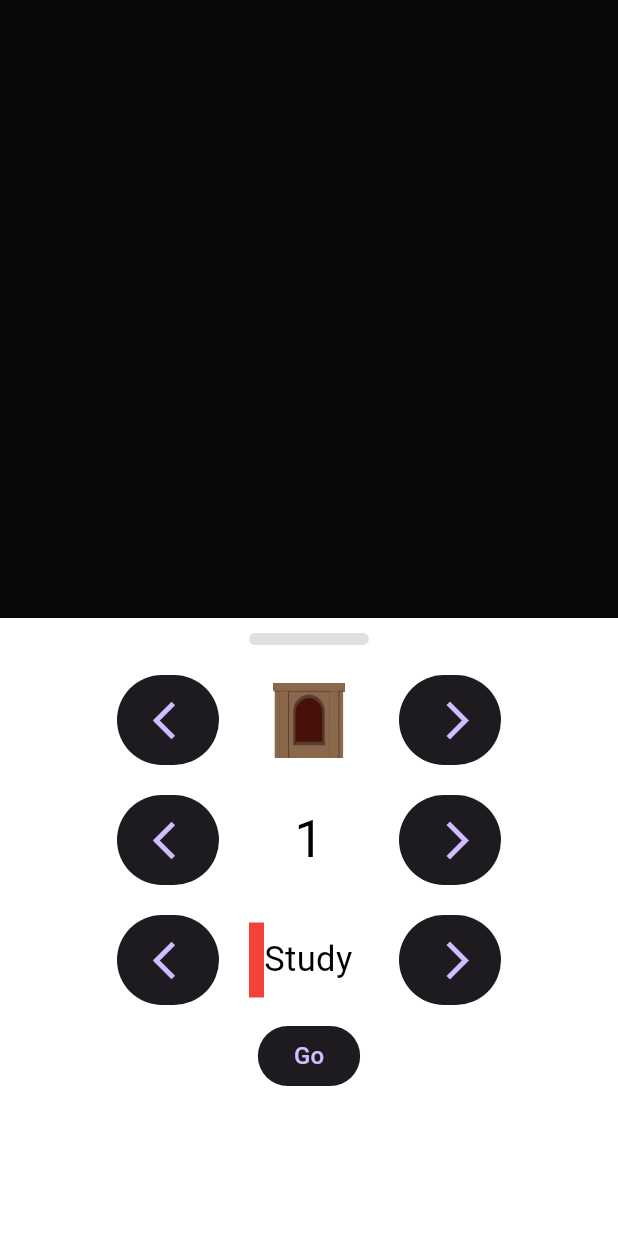
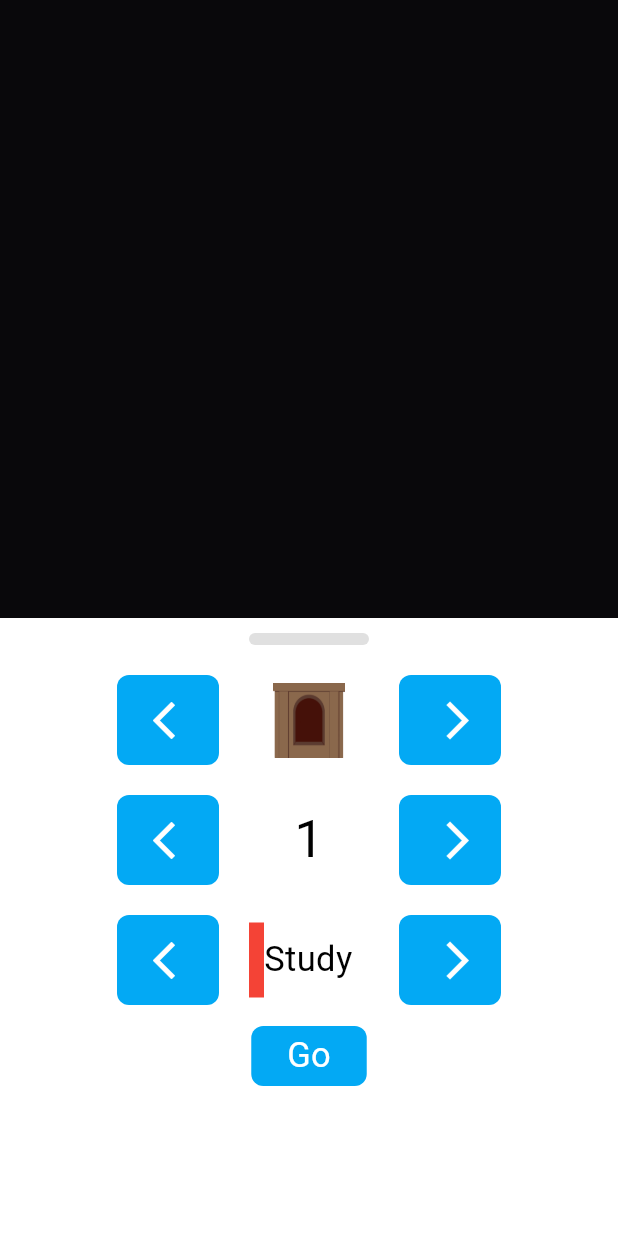
Before and after one commit to DefinatelyNotALizard/Tower-Of-Focus, a Flutter app: what showTheBottomSheet() shows on an empty page, opened directly, on a phone screen of 412 x 824 dp. Run offline on Flutter 3.47's test engine with Material 3 defaults, Android fonts, the light colour scheme and no system bars; our stand-ins replace audioplayers, google_fonts.

Commit message:
visual fixes
Fixed a few visual bugs resulting from the transfer from flutlab to local

```diff
--- a/lib/AcheivementsPage.dart
+++ b/lib/AcheivementsPage.dart
@@ -15,14 +15,14 @@ class _AcheivementsPageState extends State<AcheivementsPage> {
       children: [
         Container(
           // This container fills the space under the appBar
-          height: 56,
+          height: 80,
           width: MediaQuery.of(context).size.width,
-          color: Colors.white,
+          color: Colors.lightBlue,
         ),
         Container(
             color: Colors.white,
             width: MediaQuery.of(context).size.width,
-            height: MediaQuery.of(context).size.height - 56,
+            height: MediaQuery.of(context).size.height - 80,
             child: Text(
                 'This is the acheivements page, in a later version, you will be able to earn in-game rewards here. For now though, it is empty',
                 style: noticeText))
--- a/lib/SettingsPage.dart
+++ b/lib/SettingsPage.dart
@@ -15,14 +15,14 @@ class _SettingsPageState extends State<SettingsPage> {
       children: [
         Container(
           // This container fills the space under the appBar
-          height: 56,
+          height: 80,
           width: MediaQuery.of(context).size.width,
-          color: Colors.white,
+          color: Colors.lightBlue,
         ),
         Container(
             color: Colors.white,
             width: MediaQuery.of(context).size.width,
-            height: MediaQuery.of(context).size.height - 56,
+            height: MediaQuery.of(context).size.height - 80,
             child: Column(
               children: [
                 Text(
--- a/lib/ShopPage.dart
+++ b/lib/ShopPage.dart
@@ -15,14 +15,14 @@ class _ShopPageState extends State<ShopPage> {
       children: [
         Container(
           // This container fills the space under the appBar
-          height: 56,
+          height: 80,
           width: MediaQuery.of(context).size.width,
-          color: Colors.white,
+          color: Colors.lightBlue,
         ),
         Container(
             color: Colors.white,
             width: MediaQuery.of(context).size.width,
-            height: MediaQuery.of(context).size.height - 56,
+            height: MediaQuery.of(context).size.height - 80,
             child: Text(
                 'This is the shop page, in a later version, you will be able to purchase items and upgrades here. For now though, it is empty',
                 style: noticeText))
--- a/lib/TagSelector.dart
+++ b/lib/TagSelector.dart
@@ -19,12 +19,16 @@ class _TagSelectorState extends State<TagSelector> {
             child: Center(
               child: ElevatedButton(
                 style: ElevatedButton.styleFrom(
+                  backgroundColor: Colors.lightBlue,
                   elevation: 0, // Set elevation to 0
+                  shape: const RoundedRectangleBorder(
+                        borderRadius: BorderRadius.all(Radius.circular(8.0)),
+                      ),
                 ),
                 child: const SizedBox(
                   height: 60,
                   width: 20,
-                  child: Icon(Icons.arrow_back_ios, size: 30),
+                  child: Icon(Icons.arrow_back_ios, size: 30, color: Colors.white,),
                 ),
                 onPressed: () {
                   setState(() {
@@ -66,12 +70,16 @@ class _TagSelectorState extends State<TagSelector> {
             child: Center(
               child: ElevatedButton(
                 style: ElevatedButton.styleFrom(
+                  backgroundColor: Colors.lightBlue,
                   elevation: 0, // Set elevation to 0
+                  shape: const RoundedRectangleBorder(
+                        borderRadius: BorderRadius.all(Radius.circular(8.0)),
+                      ),
                 ),
                 child: const SizedBox(
                   height: 60,
                   width: 20,
-                  child: Icon(Icons.arrow_forward_ios, size: 30),
+                  child: Icon(Icons.arrow_forward_ios, size: 30, color: Colors.white,),
                 ),
                 onPressed: () {
                   setState(() {
--- a/lib/TagsPage.dart
+++ b/lib/TagsPage.dart
@@ -64,14 +64,14 @@ class _TagsPageState extends State<TagsPage> {
       children: [
         Container(
           // This container fills the space under the appBar
-          height: 56,
+          height: 80,
           width: MediaQuery.of(context).size.width,
-          color: Colors.red,
+          color: Colors.lightBlue,
         ),
         Container(
             color: Colors.white,
             width: MediaQuery.of(context).size.width,
-            height: MediaQuery.of(context).size.height - 56,
+            height: MediaQuery.of(context).size.height - 80,
             child: Column(
               children: [
                 Container(
--- a/lib/TimeSelector.dart
+++ b/lib/TimeSelector.dart
@@ -19,12 +19,16 @@ class _TimeSelectorState extends State<TimeSelector> {
             child: Center(
               child: ElevatedButton(
                 style: ElevatedButton.styleFrom(
+                  backgroundColor: Colors.lightBlue,
                   elevation: 0, // Set elevation to 0
+                  shape: const RoundedRectangleBorder(
+                        borderRadius: BorderRadius.all(Radius.circular(8.0)),
+                      ),
                 ),
                 child: const SizedBox(
                   height: 60,
                   width: 20,
-                  child: Icon(Icons.arrow_back_ios, size: 30),
+                  child: Icon(Icons.arrow_back_ios, size: 30, color: Colors.white,),
                 ),
                 onPressed: () {
                   setState(() {
@@ -58,12 +62,16 @@ class _TimeSelectorState extends State<TimeSelector> {
             child: Center(
               child: ElevatedButton(
                 style: ElevatedButton.styleFrom(
+                  backgroundColor: Colors.lightBlue,
                   elevation: 0, // Set elevation to 0
+                  shape: const RoundedRectangleBorder(
+                        borderRadius: BorderRadius.all(Radius.circular(8.0)),
+                      ),
                 ),
                 child: const SizedBox(
                   height: 60,
                   width: 20,
-                  child: Icon(Icons.arrow_forward_ios, size: 30),
+                  child: Icon(Icons.arrow_forward_ios, size: 30, color: Colors.white,),
                 ),
                 onPressed: () {
                   setState(() {
--- a/lib/TowerSelector.dart
+++ b/lib/TowerSelector.dart
@@ -18,13 +18,18 @@ class _TowerSelectorState extends State<TowerSelector> {
             margin: const EdgeInsets.all(10),
             child: Center(
               child: ElevatedButton(
+
                 style: ElevatedButton.styleFrom(
+                  backgroundColor: Colors.lightBlue,
                   elevation: 0, // Set elevation to 0
+                  shape: const RoundedRectangleBorder(
+                        borderRadius: BorderRadius.all(Radius.circular(8.0)),
+                      ),
                 ),
                 child: const SizedBox(
                   height: 60,
                   width: 20,
-                  child: Icon(Icons.arrow_back_ios, size: 30),
+                  child: Icon(Icons.arrow_back_ios, size: 30, color: Colors.white,),
                 ),
                 onPressed: () {
                   setState(() {
@@ -59,12 +64,16 @@ class _TowerSelectorState extends State<TowerSelector> {
             child: Center(
               child: ElevatedButton(
                 style: ElevatedButton.styleFrom(
+                  backgroundColor: Colors.lightBlue,
                   elevation: 0, // Set elevation to 0
+                  shape: const RoundedRectangleBorder(
+                        borderRadius: BorderRadius.all(Radius.circular(8.0)),
+                      ),
                 ),
                 child: const SizedBox(
                   height: 60,
                   width: 20,
-                  child: Icon(Icons.arrow_forward_ios, size: 30),
+                  child: Icon(Icons.arrow_forward_ios, size: 30, color: Colors.white,),
                 ),
                 onPressed: () {
                   setState(() {
--- a/lib/main.dart
+++ b/lib/main.dart
@@ -12,7 +12,7 @@ import 'TimeSelector.dart';
 import 'TagSelector.dart';
 import 'dart:async';
 
-/Testing git...
+
 
 //Just noticed that while browsing through the app, if the timer has been started, it will reset if you leave the homepage, decided this isn't a bug, it's now a feature to stop you getting distracted
 void main() {
@@ -88,10 +88,11 @@ class TowerOfFocusState extends State<TowerOfFocus> {
     return MaterialApp(
       theme: ThemeData.dark(),
       home: Scaffold(
+        backgroundColor: Colors.lightBlue,
         key: scaffoldKey,
         extendBodyBehindAppBar: true,
         appBar: AppBar(
-          backgroundColor: Colors.lightBlue,
+          backgroundColor: Colors.transparent,
           elevation: 0,
           leading: IconButton(
             icon: const Icon(Icons.menu, size: 40),
@@ -165,9 +166,9 @@ class TowerOfFocusState extends State<TowerOfFocus> {
               padding: EdgeInsets.zero,
               children: [
                 SizedBox(
-                  height: 70,
+                  height: 95,
                   child: DrawerHeader(
-                    //padding: EdgeInsets.all(),
+                    //padding: EdgeInsets.fromLTRB(10, 00, 10, 10),
                     decoration: const BoxDecoration(
                       color: Colors.blue,
                     ),
@@ -339,11 +340,14 @@ Future<bool> showTheBottomSheet(BuildContext context) async {
             ),
             ElevatedButton(
               style: ElevatedButton.styleFrom(
-                elevation: 0,
-              ),
-              child: const Text('Go', style: TextStyle(fontSize: 16)),
+                  backgroundColor: Colors.lightBlue,
+                  elevation: 0, // Set elevation to 0
+                  shape: const RoundedRectangleBorder(
+                        borderRadius: BorderRadius.all(Radius.circular(8.0)),
+                      ),
+                ),
+              child: Text('Go', style: defaultTextWhite),
               onPressed: () {
-                // Assuming currentTowerAssetPath is defined elsewhere
                 sectionInProgress = currentTowerAssetPath;
                 goTime = true;
 
--- a/lib/timer.dart
+++ b/lib/timer.dart
@@ -13,7 +13,7 @@ class MyTimer extends StatefulWidget {
 }
 
 class MyTimerState extends State<MyTimer> {
-  int _seconds = currentTime * 60; // Initial timer value in seconds
+  int _seconds = currentTime; // Initial timer value in seconds
   late Timer _timer;
 
   @override
--- a/lib/towerlist.dart
+++ b/lib/towerlist.dart
@@ -22,7 +22,7 @@ class TowerListState extends State<TowerList> {
 
   Future<void> playSound() async {
     String soundPath =
-        "assets/audio/rick.ogg"; //You don't need to include assets/ because AssetSource assume that you have sound in your assets folder.
+        "rickroll.mp3"; //You don't need to include assets/ because AssetSource assume that you have sound in your assets folder.
     await player.play(AssetSource(soundPath));
     //await player.setSourceUrl('hrrps://widgetwisom/sound1.wav');
   }
```
Also changed, not shown: 1 other file.
